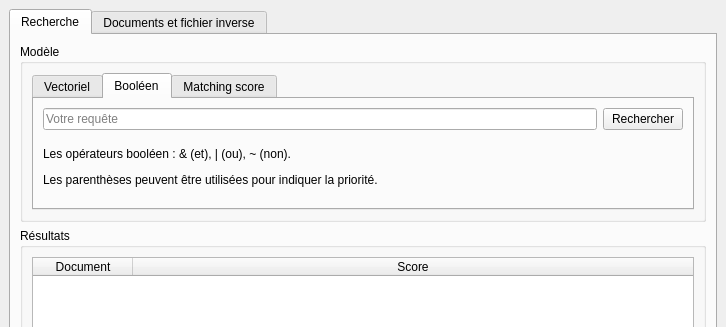
First picture: the form in MainWindow.ui, repository Hamza5/RI-TP, before the edit; both pictures show x 0 to 726 and y 0 to 327 of the 726 by 639 pixel window.
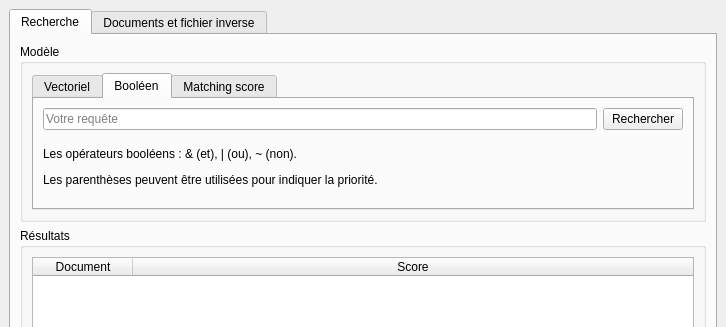
Second picture: the form after the edit. The open tabs and pages were chosen to show the change.

Commit message: Corriger l'erreur du modèle vectoriel et optimiser un code

The edit to the form file:
```diff
--- a/MainWindow.ui
+++ b/MainWindow.ui
@@ -145,7 +145,7 @@
                   </sizepolicy>
                  </property>
                  <property name="text">
-                  <string>&lt;html&gt;&lt;head/&gt;&lt;body&gt;&lt;p&gt;Les opérateurs booléen : &amp;amp; (et), | (ou), ~ (non).&lt;/p&gt;&lt;p&gt;Les parenthèses peuvent être utilisées pour indiquer la priorité.&lt;/p&gt;&lt;/body&gt;&lt;/html&gt;</string>
+                  <string>&lt;html&gt;&lt;head/&gt;&lt;body&gt;&lt;p&gt;Les opérateurs booléens : &amp;amp; (et), | (ou), ~ (non).&lt;/p&gt;&lt;p&gt;Les parenthèses peuvent être utilisées pour indiquer la priorité.&lt;/p&gt;&lt;/body&gt;&lt;/html&gt;</string>
                  </property>
                 </widget>
                </item>
```
Left out of the diff: 3 changed lines with no effect on the pictures. The commit also changes 2 other files.
